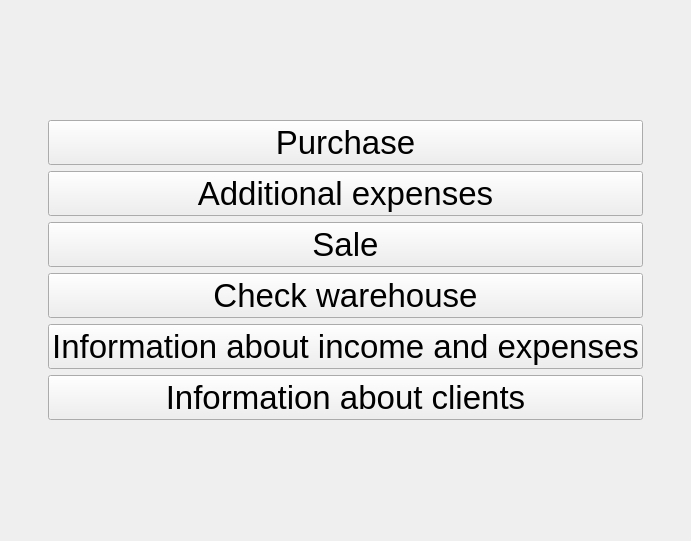
First picture: the form in Retail_Software/mainwindow.ui, repository AntonZhiganov/Retail_Software, before the edit.
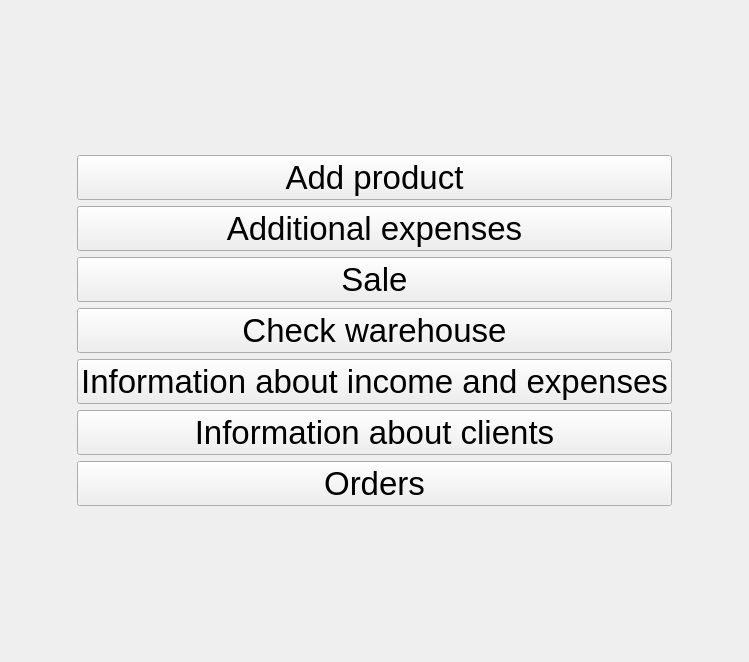
Second picture: the form after the edit.

Commit message: created a class for adding a product in which there is a button (+) (it does not work yet) and added 1 button in the main menu

```diff
--- a/Retail_Software/mainwindow.ui
+++ b/Retail_Software/mainwindow.ui
@@ -6,8 +6,8 @@
    <rect>
     <x>0</x>
     <y>0</y>
-    <width>691</width>
-    <height>541</height>
+    <width>749</width>
+    <height>662</height>
    </rect>
   </property>
   <property name="windowTitle">
@@ -40,7 +40,7 @@
            </font>
           </property>
           <property name="text">
-           <string>Purchase</string>
+           <string>Add product</string>
           </property>
          </widget>
         </item>
@@ -110,6 +110,18 @@
           </property>
          </widget>
         </item>
+        <item>
+         <widget class="QPushButton" name="ordersButton">
+          <property name="font">
+           <font>
+            <pointsize>25</pointsize>
+           </font>
+          </property>
+          <property name="text">
+           <string>Orders</string>
+          </property>
+         </widget>
+        </item>
        </layout>
       </item>
       <item>
```
The commit also changes 6 other files.
